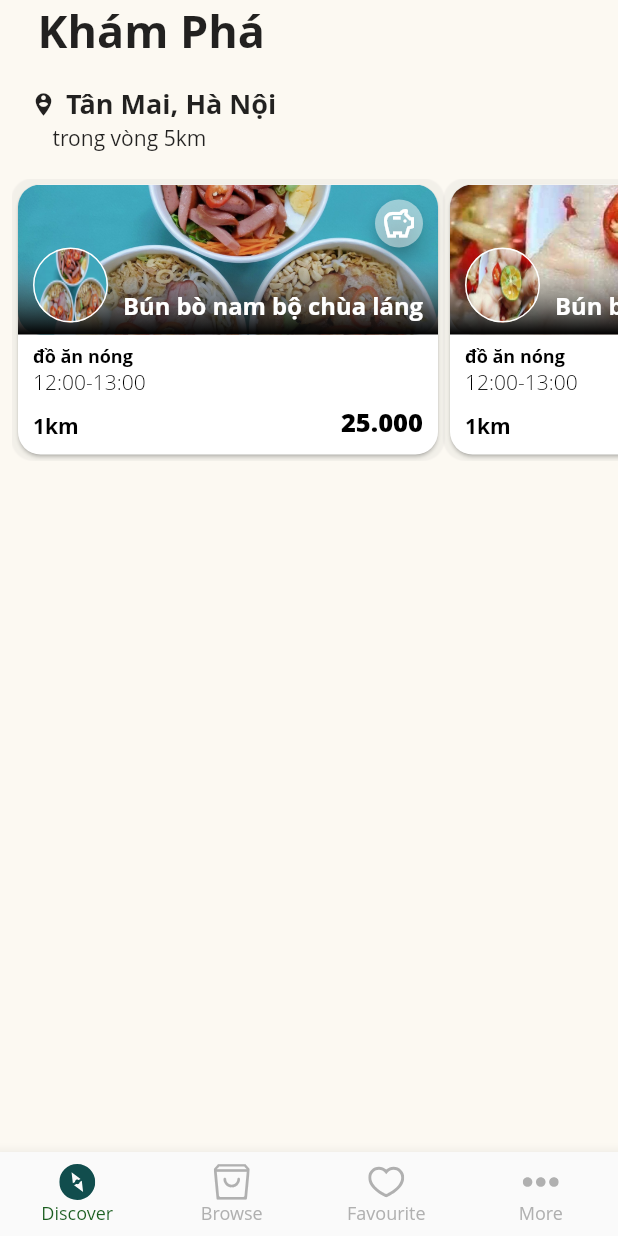
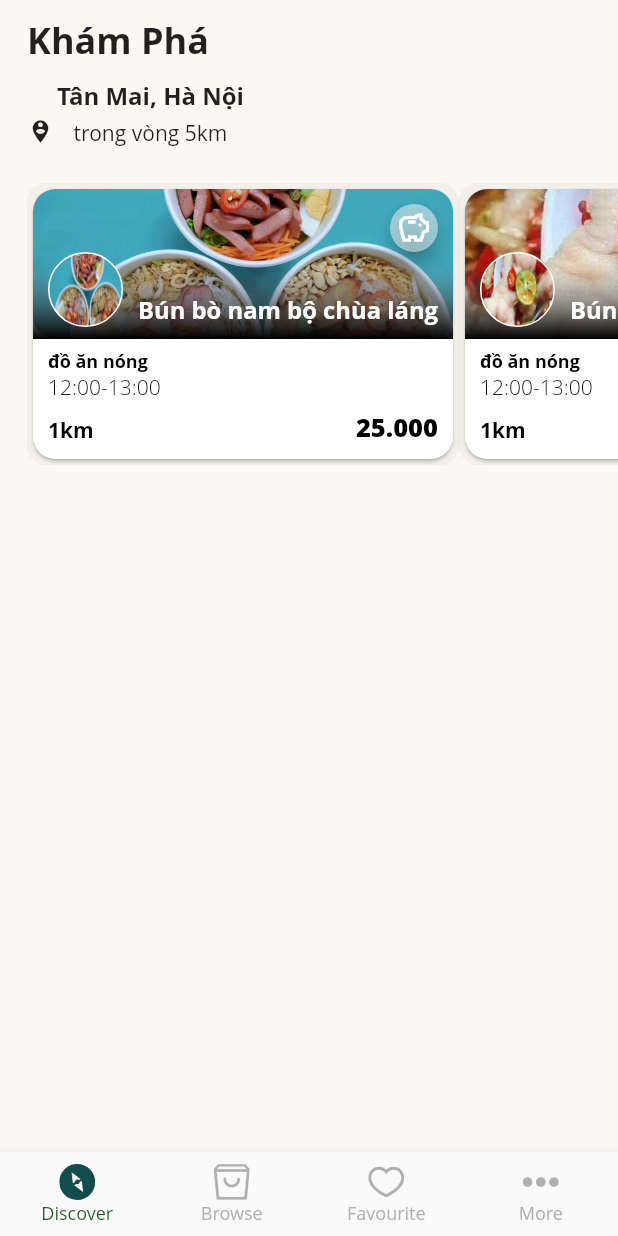
Before and after one commit to bigpuppycat/app_dat_do, a Flutter app: the screen it shows after launch, on a phone screen of 412 x 824 dp. Run offline on Flutter 3.47's test engine with Material 2 defaults, Android fonts, the light colour scheme and no system bars; our stand-ins replace flutter_svg; Roboto replaces fonts that are missing (Open Sans).

Commit message:
27.8
27.8

```diff
--- a/lib/discover/component/body.dart
+++ b/lib/discover/component/body.dart
@@ -9,66 +9,67 @@ class Body extends StatelessWidget {
   @override
   Widget build(BuildContext context) {
     return SafeArea(
+      child: Padding(
+        padding: const EdgeInsets.only(left: 18.0),
         child: SingleChildScrollView(
           child: Column(
             children: <Widget>[
               Container(
-              padding: EdgeInsets.only(left: 25.0),
+                padding: const EdgeInsets.only(top: 10.0),
                 alignment: Alignment.centerLeft,
                 child: const Text(
                   'Khám Phá',
                   style: TextStyle(
                     fontWeight: FontWeight.bold,
-                  fontSize: 30,
+                    fontSize: 24,
                   ),
                 ),
               ),
               const SizedBox(
-              height: 16,
+                height: 10,
               ),
               Container(
-              padding: EdgeInsets.only(
-                left: 20.0,
-              ),
+                // padding: const EdgeInsets.only(
+                //   left: 20.0,
+                // ),
                 alignment: Alignment.centerLeft,
                 child: Row(
                   mainAxisSize: MainAxisSize.min,
-                children: const [
-                  Padding(
-                    padding: EdgeInsets.only(right: 6.0),
+                  children: [
+                    Container(
+                      padding: EdgeInsets.only(right: 2.0, top: 0),
                       child: Icon(
                         Icons.person_pin_circle,
                         size: 18,
                       ),
                     ),
+                    Container(
+                      padding: EdgeInsets.only(bottom: 24),
+                      child: Column(
+                        children: const <Widget>[
                           Text(
                             'Tân Mai, Hà Nội',
                             style: TextStyle(
                               fontWeight: FontWeight.bold,
-                      fontSize: 18,
+                              fontSize: 16,
                             ),
                           ),
-                  SizedBox(
-                    width: 200,
-                  ),
-                ], //ụt
-              ),
-            ),
-            Container(
-              padding: EdgeInsets.only(left: 35.0, bottom: 18),
-              alignment: Alignment.centerLeft,
-              child: const Text(
+                          SizedBox(height: 4),
+                          Text(
                             'trong vòng 5km',
                             style: TextStyle(
                               fontSize: 14,
                             ),
                           ),
+                        ],
                       ),
-            Padding(
-              padding: const EdgeInsets.only(left: 8.0),
-              child: PopularProducts(),
                     ),
                   ],
+                ),
+              ),
+              PopularProducts(),
+            ],
+          ),
         ),
       ),
     );
```
Lines whose indentation alone changed are shown as unchanged.
